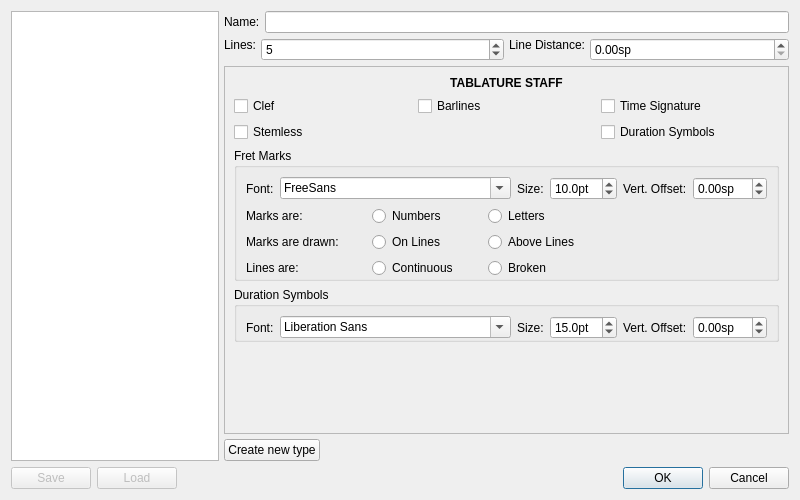
Above: mscore/mscore/stafftype.ui from musescore/musescore-old before the change. Below: the same form after it.
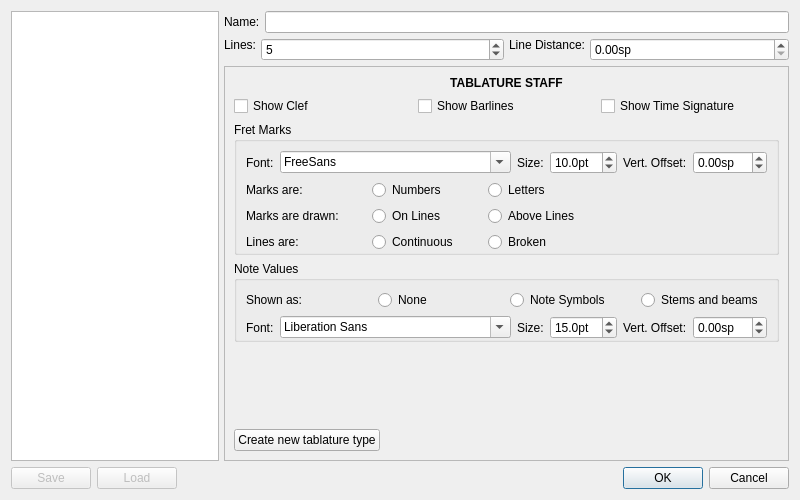
That is the form after the change. The open tabs and pages were chosen to show the change.

Commit message: Cosmetic changes to Staff Type Properties dlg box

```diff
--- a/mscore/mscore/stafftype.ui
+++ b/mscore/mscore/stafftype.ui
@@ -33,7 +33,7 @@
       </widget>
      </item>
      <item>
-      <layout class="QVBoxLayout" name="verticalLayout" stretch="0,0,0,0">
+      <layout class="QVBoxLayout" name="verticalLayout" stretch="0,0,0">
        <property name="spacing">
         <number>5</number>
        </property>
@@ -220,10 +220,37 @@
              </property>
             </spacer>
            </item>
+           <item>
+            <layout class="QHBoxLayout" name="horizontalLayout">
+             <item>
+              <widget class="QPushButton" name="newTypePitched">
+               <property name="toolTip">
+                <string>Create a new staff type of current group.</string>
+               </property>
+               <property name="text">
+                <string>Create new pitched type</string>
+               </property>
+              </widget>
+             </item>
+             <item>
+              <spacer name="horizontalSpacer_2">
+               <property name="orientation">
+                <enum>Qt::Horizontal</enum>
+               </property>
+               <property name="sizeHint" stdset="0">
+                <size>
+                 <width>40</width>
+                 <height>20</height>
+                </size>
+               </property>
+              </spacer>
+             </item>
+            </layout>
+           </item>
           </layout>
          </widget>
          <widget class="QWidget" name="page_2">
-          <layout class="QVBoxLayout" name="verticalLayout_6" stretch="0,0,0,0,0">
+          <layout class="QVBoxLayout" name="verticalLayout_6" stretch="0,0,0,0,0,0">
            <item>
             <widget class="QLabel" name="tablatureGroupName">
              <property name="font">
@@ -245,35 +272,21 @@
              <item row="0" column="0">
               <widget class="QCheckBox" name="genClefTablature">
                <property name="text">
-                <string>Clef</string>
-               </property>
-              </widget>
-             </item>
-             <item row="1" column="0">
-              <widget class="QCheckBox" name="stemlessTablature">
-               <property name="text">
-                <string>Stemless</string>
+                <string>Show Clef</string>
                </property>
               </widget>
              </item>
              <item row="0" column="1">
               <widget class="QCheckBox" name="showBarlinesTablature">
                <property name="text">
-                <string>Barlines</string>
+                <string>Show Barlines</string>
                </property>
               </widget>
              </item>
              <item row="0" column="2">
               <widget class="QCheckBox" name="genTimesigTablature">
                <property name="text">
-                <string>Time Signature</string>
-               </property>
-              </widget>
-             </item>
-             <item row="1" column="2">
-              <widget class="QCheckBox" name="genDurations">
-               <property name="text">
-                <string>Duration Symbols</string>
+                <string>Show Time Signature</string>
                </property>
               </widget>
              </item>
@@ -543,12 +556,55 @@
            <item>
             <widget class="QGroupBox" name="durationsGroup">
              <property name="title">
-              <string>Duration Symbols</string>
+              <string>Note Values</string>
              </property>
              <layout class="QVBoxLayout" name="verticalLayout_4">
               <property name="bottomMargin">
                <number>0</number>
               </property>
+              <item>
+               <widget class="QFrame" name="frame_4">
+                <property name="frameShape">
+                 <enum>QFrame::NoFrame</enum>
+                </property>
+                <property name="frameShadow">
+                 <enum>QFrame::Plain</enum>
+                </property>
+                <layout class="QHBoxLayout" name="horizontalLayout_5">
+                 <property name="margin">
+                  <number>0</number>
+                 </property>
+                 <item>
+                  <widget class="QLabel" name="durSymLabel">
+                   <property name="text">
+                    <string>Shown as:</string>
+                   </property>
+                  </widget>
+                 </item>
+                 <item>
+                  <widget class="QRadioButton" name="noteValues0">
+                   <property name="text">
+                    <string>None</string>
+                   </property>
+                  </widget>
+                 </item>
+                 <item>
+                  <widget class="QRadioButton" name="noteValues1">
+                   <property name="text">
+                    <string>Note Symbols</string>
+                   </property>
+                  </widget>
+                 </item>
+                 <item>
+                  <widget class="QRadioButton" name="noteValues2">
+                   <property name="text">
+                    <string>Stems and beams</string>
+                   </property>
+                  </widget>
+                 </item>
+                </layout>
+               </widget>
+              </item>
               <item>
                <layout class="QHBoxLayout" name="horizontalLayout_10">
                 <item>
@@ -622,6 +678,30 @@
              </property>
             </spacer>
            </item>
+           <item>
+            <layout class="QHBoxLayout" name="horizontalLayout_12">
+             <item>
+              <widget class="QPushButton" name="newTypeTablature">
+               <property name="text">
+                <string>Create new tablature type</string>
+               </property>
+              </widget>
+             </item>
+             <item>
+              <spacer name="horizontalSpacer_6">
+               <property name="orientation">
+                <enum>Qt::Horizontal</enum>
+               </property>
+               <property name="sizeHint" stdset="0">
+                <size>
+                 <width>40</width>
+                 <height>20</height>
+                </size>
+               </property>
+              </spacer>
+             </item>
+            </layout>
+           </item>
           </layout>
          </widget>
          <widget class="QWidget" name="page_3">
@@ -666,33 +746,6 @@
          </widget>
         </widget>
        </item>
-       <item>
-        <layout class="QHBoxLayout" name="horizontalLayout">
-         <item>
-          <widget class="QPushButton" name="newType">
-           <property name="toolTip">
-            <string>Create a new staff type of current group.</string>
-           </property>
-           <property name="text">
-            <string>Create new type</string>
-           </property>
-          </widget>
-         </item>
-         <item>
-          <spacer name="horizontalSpacer_2">
-           <property name="orientation">
-            <enum>Qt::Horizontal</enum>
-           </property>
-           <property name="sizeHint" stdset="0">
-            <size>
-             <width>40</width>
-             <height>20</height>
-            </size>
-           </property>
-          </spacer>
-         </item>
-        </layout>
-       </item>
       </layout>
      </item>
     </layout>
```
Left out of the diff: 40 changed lines with no effect on the pictures. The commit also changes 2 other files.
